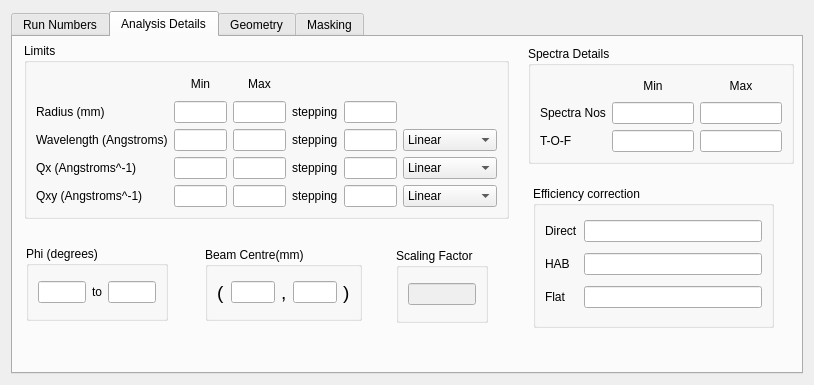
mantidproject/mantid, file Code/qtiplot/MantidQt/CustomInterfaces/inc/SANSRunWindow.ui: the form before one commit.
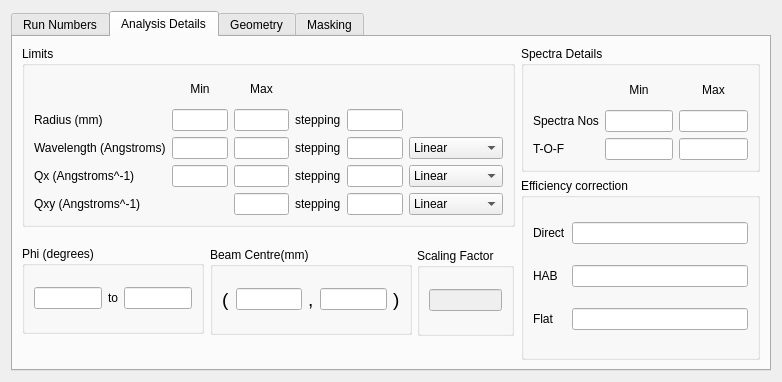
The form after the commit. The open tabs and pages were chosen to show the change.

Commit message: Updated SANS GUI and scripts to use the 2D reduction functions. Re #522

The edit to the form file:
```diff
--- a/Code/qtiplot/MantidQt/CustomInterfaces/inc/SANSRunWindow.ui
+++ b/Code/qtiplot/MantidQt/CustomInterfaces/inc/SANSRunWindow.ui
@@ -5,8 +5,8 @@
    <rect>
     <x>0</x>
     <y>0</y>
-    <width>810</width>
-    <height>381</height>
+    <width>778</width>
+    <height>378</height>
    </rect>
   </property>
   <property name="windowTitle" >
@@ -17,8 +17,8 @@
     <widget class="QTabWidget" name="tabWidget" >
      <property name="minimumSize" >
       <size>
-       <width>792</width>
-       <height>363</height>
+       <width>760</width>
+       <height>360</height>
       </size>
      </property>
      <property name="autoFillBackground" >
@@ -917,10 +917,10 @@
       <widget class="QGroupBox" name="groupBox_4" >
        <property name="geometry" >
         <rect>
-         <x>11</x>
-         <y>6</y>
-         <width>485</width>
-         <height>176</height>
+         <x>9</x>
+         <y>9</y>
+         <width>493</width>
+         <height>181</height>
         </rect>
        </property>
        <property name="title" >
@@ -993,9 +993,6 @@
         <item row="3" column="1" >
          <widget class="QLineEdit" name="q_min" />
         </item>
-        <item row="4" column="1" >
-         <widget class="QLineEdit" name="qy_min" />
-        </item>
         <item row="1" column="3" >
          <widget class="QLineEdit" name="rad_max" />
         </item>
@@ -1115,10 +1112,10 @@
       <widget class="QGroupBox" name="groupBox_5" >
        <property name="geometry" >
         <rect>
-         <x>515</x>
+         <x>508</x>
          <y>9</y>
-         <width>266</width>
-         <height>118</height>
+         <width>239</width>
+         <height>126</height>
         </rect>
        </property>
        <property name="title" >
@@ -1176,10 +1173,10 @@
       <widget class="QGroupBox" name="groupBox_6" >
        <property name="geometry" >
         <rect>
-         <x>520</x>
-         <y>149</y>
-         <width>241</width>
-         <height>142</height>
+         <x>508</x>
+         <y>141</y>
+         <width>239</width>
+         <height>182</height>
         </rect>
        </property>
        <property name="title" >
@@ -1221,10 +1218,10 @@
       <widget class="QGroupBox" name="groupBox_7" >
        <property name="geometry" >
         <rect>
-         <x>192</x>
+         <x>197</x>
          <y>210</y>
-         <width>157</width>
-         <height>74</height>
+         <width>202</width>
+         <height>88</height>
         </rect>
        </property>
        <property name="title" >
@@ -1285,10 +1282,10 @@
       <widget class="QGroupBox" name="groupBox_8" >
        <property name="geometry" >
         <rect>
-         <x>13</x>
+         <x>9</x>
          <y>209</y>
-         <width>142</width>
-         <height>75</height>
+         <width>182</width>
+         <height>88</height>
         </rect>
        </property>
        <property name="title" >
@@ -1313,10 +1310,10 @@
       <widget class="QGroupBox" name="groupBox_9" >
        <property name="geometry" >
         <rect>
-         <x>383</x>
+         <x>404</x>
          <y>211</y>
-         <width>92</width>
-         <height>75</height>
+         <width>97</width>
+         <height>88</height>
         </rect>
        </property>
        <property name="title" >
```
Left out of the diff: 20 changed lines with no effect on the pictures. The commit also changes 7 other files.
